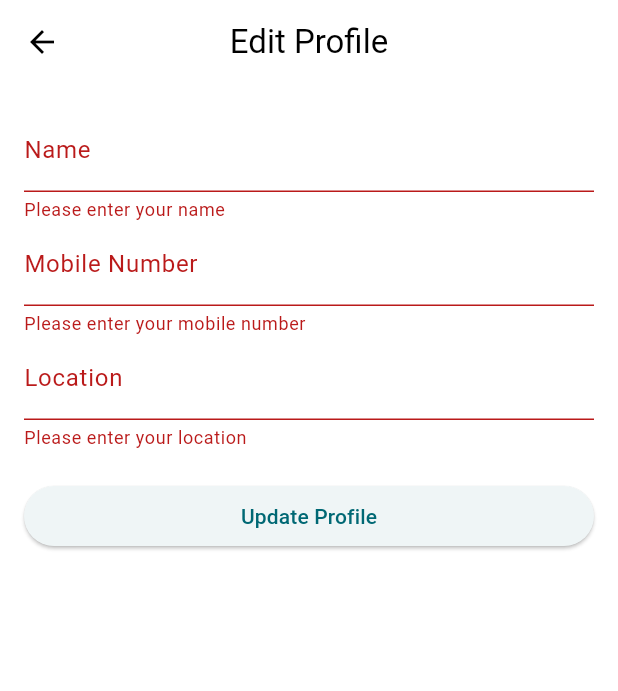
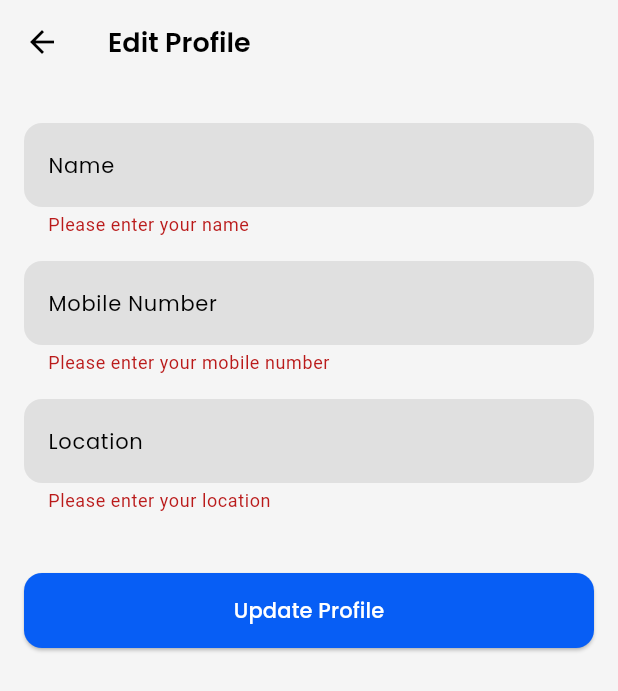
Before and after one commit to mrmuslih-matmsh/Exploreo, a Flutter app: the EditProfileScreen screen opened directly, after a tap on "Update Profile", on a phone screen of 412 x 824 dp. Shown: the top 691 px of the screen. Run offline on Flutter 3.47's test engine with Material 3 defaults, Android fonts, the phone set to English and light mode, and no system bars; our stand-ins replace cloud_firestore, firebase_core, flutter_gemini, flutter_rating_bar, image_picker, shared_preferences and 1 more; accounts and stored records are empty.

Commit message:
edit profile screen styles updated

```diff
--- a/lib/Screens/edit_profile_screen.dart
+++ b/lib/Screens/edit_profile_screen.dart
@@ -1,4 +1,5 @@
 import 'package:cloud_firestore/cloud_firestore.dart';
+import 'package:exploreo/Components/color.dart';
 import 'package:flutter/material.dart';
 import 'package:shared_preferences/shared_preferences.dart';
 
@@ -14,7 +15,8 @@ class _EditProfileScreenState extends State<EditProfileScreen> {
   final _nameController = TextEditingController();
   final _mobileController = TextEditingController();
   final _locationController = TextEditingController();
-  String? _email; // To store the unique email identifier
+  String? _email;
+  bool _isLoading = false; // Loading state flag
 
   @override
   void initState() {
@@ -25,7 +27,7 @@ class _EditProfileScreenState extends State<EditProfileScreen> {
   Future<void> _loadProfileData() async {
     final prefs = await SharedPreferences.getInstance();
     setState(() {
-      _email = prefs.getString('email'); // Fetch the email
+      _email = prefs.getString('email');
       _nameController.text = prefs.getString('name') ?? '';
       _mobileController.text = prefs.getString('mobile') ?? '';
       _locationController.text = prefs.getString('location') ?? '';
@@ -34,6 +36,20 @@ class _EditProfileScreenState extends State<EditProfileScreen> {
 
   Future<void> _updateProfile() async {
     if (_formKey.currentState!.validate()) {
+      // Check if any field is empty before proceeding
+      if (_nameController.text.isEmpty ||
+          _mobileController.text.isEmpty ||
+          _locationController.text.isEmpty) {
+        ScaffoldMessenger.of(context).showSnackBar(
+          const SnackBar(content: Text('Please fill in all fields')),
+        );
+        return; // Exit if any field is empty
+      }
+
+      setState(() {
+        _isLoading = true; // Start loading
+      });
+
       final prefs = await SharedPreferences.getInstance();
 
       // Update SharedPreferences
@@ -52,6 +68,10 @@ class _EditProfileScreenState extends State<EditProfileScreen> {
         }, SetOptions(merge: true));
       }
 
+      setState(() {
+        _isLoading = false; // Stop loading
+      });
+
       ScaffoldMessenger.of(context).showSnackBar(
         const SnackBar(content: Text('Profile updated successfully')),
       );
@@ -69,12 +89,17 @@ class _EditProfileScreenState extends State<EditProfileScreen> {
   @override
   Widget build(BuildContext context) {
     return Scaffold(
-      backgroundColor: Colors.white,
+      backgroundColor: primaryColor,
       appBar: AppBar(
-        title:
-            const Text('Edit Profile', style: TextStyle(color: Colors.black)),
-        centerTitle: true,
-        backgroundColor: Colors.white,
+        title: const Text(
+          'Edit Profile',
+          style: TextStyle(
+            fontSize: 18,
+            fontFamily: 'PoppinsSemiBold',
+            color: Colors.black,
+          ),
+        ),
+        backgroundColor: primaryColor,
         elevation: 0,
         iconTheme: const IconThemeData(color: Colors.black),
       ),
@@ -84,9 +109,29 @@ class _EditProfileScreenState extends State<EditProfileScreen> {
           key: _formKey,
           child: ListView(
             children: [
+              const SizedBox(height: 10),
               TextFormField(
                 controller: _nameController,
-                decoration: const InputDecoration(labelText: 'Name'),
+                decoration: InputDecoration(
+                  labelText: 'Name',
+                  labelStyle: TextStyle(
+                    fontFamily: 'PoppinsRegular',
+                    fontSize: 14,
+                    color: Colors.black,
+                  ),
+                  hintText: 'Enter your name',
+                  hintStyle: TextStyle(
+                    fontFamily: 'PoppinsRegular',
+                    fontSize: 14,
+                    color: Colors.grey,
+                  ),
+                  filled: true,
+                  fillColor: Colors.grey.shade300,
+                  border: OutlineInputBorder(
+                    borderRadius: BorderRadius.circular(12),
+                    borderSide: BorderSide.none,
+                  ),
+                ),
                 validator: (value) {
                   if (value == null || value.isEmpty) {
                     return 'Please enter your name';
@@ -94,9 +139,29 @@ class _EditProfileScreenState extends State<EditProfileScreen> {
                   return null;
                 },
               ),
+              const SizedBox(height: 16),
               TextFormField(
                 controller: _mobileController,
-                decoration: const InputDecoration(labelText: 'Mobile Number'),
+                decoration: InputDecoration(
+                  labelText: 'Mobile Number',
+                  labelStyle: TextStyle(
+                    fontFamily: 'PoppinsRegular',
+                    fontSize: 14,
+                    color: Colors.black,
+                  ),
+                  hintText: 'Enter your mobile number',
+                  hintStyle: TextStyle(
+                    fontFamily: 'PoppinsRegular',
+                    fontSize: 14,
+                    color: Colors.grey,
+                  ),
+                  filled: true,
+                  fillColor: Colors.grey.shade300,
+                  border: OutlineInputBorder(
+                    borderRadius: BorderRadius.circular(12),
+                    borderSide: BorderSide.none,
+                  ),
+                ),
                 validator: (value) {
                   if (value == null || value.isEmpty) {
                     return 'Please enter your mobile number';
@@ -104,9 +169,29 @@ class _EditProfileScreenState extends State<EditProfileScreen> {
                   return null;
                 },
               ),
+              const SizedBox(height: 16),
               TextFormField(
                 controller: _locationController,
-                decoration: const InputDecoration(labelText: 'Location'),
+                decoration: InputDecoration(
+                  labelText: 'Location',
+                  labelStyle: TextStyle(
+                    fontFamily: 'PoppinsRegular',
+                    fontSize: 14,
+                    color: Colors.black,
+                  ),
+                  hintText: 'Enter your location',
+                  hintStyle: TextStyle(
+                    fontFamily: 'PoppinsRegular',
+                    fontSize: 14,
+                    color: Colors.grey,
+                  ),
+                  filled: true,
+                  fillColor: Colors.grey.shade300,
+                  border: OutlineInputBorder(
+                    borderRadius: BorderRadius.circular(12),
+                    borderSide: BorderSide.none,
+                  ),
+                ),
                 validator: (value) {
                   if (value == null || value.isEmpty) {
                     return 'Please enter your location';
@@ -114,10 +199,28 @@ class _EditProfileScreenState extends State<EditProfileScreen> {
                   return null;
                 },
               ),
-              const SizedBox(height: 20),
+              const SizedBox(height: 40),
               ElevatedButton(
-                onPressed: _updateProfile,
-                child: const Text('Update Profile'),
+                onPressed: _isLoading ? null : _updateProfile,
+                style: ElevatedButton.styleFrom(
+                  backgroundColor: secondaryColor,
+                  shape: RoundedRectangleBorder(
+                    borderRadius: BorderRadius.circular(12),
+                  ),
+                  minimumSize: Size(double.infinity, 50),
+                ),
+                child: _isLoading
+                    ? CircularProgressIndicator(
+                        color: secondaryColor,
+                      )
+                    : Text(
+                        'Update Profile',
+                        style: TextStyle(
+                          fontFamily: 'PoppinsMedium',
+                          fontSize: 14,
+                          color: Colors.white,
+                        ),
+                      ),
               ),
             ],
           ),
```
